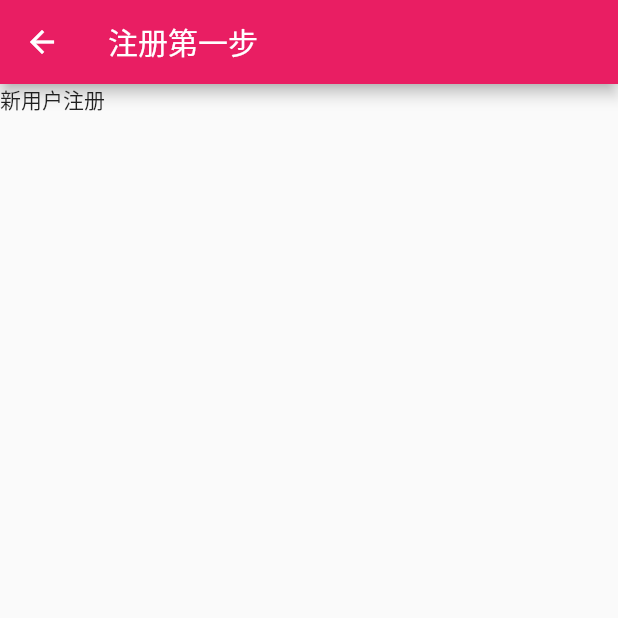
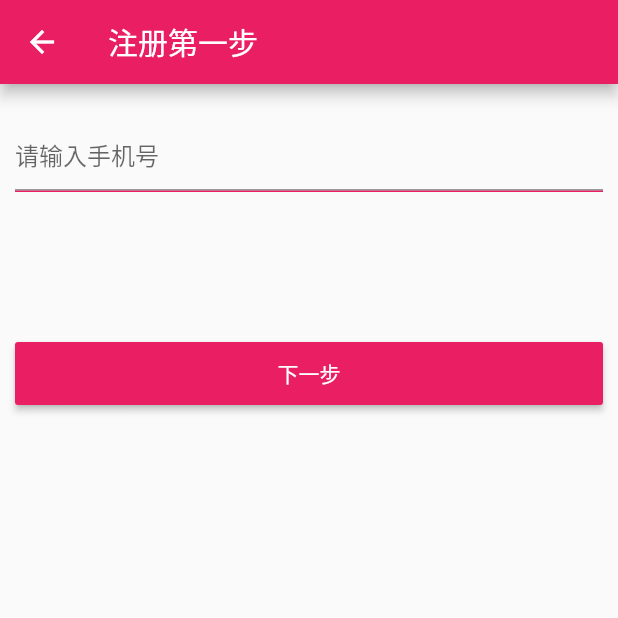
Before and after one commit to dezhizhang/flutter, a Flutter app: the RegisterOne screen opened directly, on a phone screen of 412 x 824 dp, the top half of it. Run offline on Flutter 3.47's test engine with Material 2 defaults, Android fonts, the phone set to English and light mode, and no system bars; our stand-ins replace chewie, date_format, device_info, dio, flutter_screenutil, flutter_swiper and 3 more; missing offline and left inert: flutter_cupertino_date_picker, flutter_inappbrowser, sy_flutter_alipay; accounts and stored records are empty.

Commit message:
第一步完成

```diff
--- a/app/lib/pages/RegisterOne.dart
+++ b/app/lib/pages/RegisterOne.dart
@@ -1,4 +1,7 @@
+import 'dart:io';
+
 import 'package:flutter/material.dart';
+import '../utils/ScreenAdaper.dart';
 
 class RegisterOne extends StatefulWidget {
   RegisterOne({Key key}) : super(key: key);
@@ -13,7 +16,44 @@ class _RegisterOneState extends State<RegisterOne> {
       appBar: AppBar(
         title: Text('注册第一步'),
       ),
-      body: Text('新用户注册'),
+      body: Container(
+        padding: EdgeInsets.only(left: 10,right: 10,top: 30),
+        child: ListView(
+          children: <Widget>[
+            Container(
+              width: double.infinity,
+              height: ScreenAdaper.height(68),
+              decoration: BoxDecoration(
+                border: Border(
+                  bottom: BorderSide(
+                    width: 1,
+                    color: Colors.pink
+                  )
+                )
+              ),
+              child: TextField(
+                decoration: InputDecoration(
+                  hintText: '请输入手机号'
+                ),
+              ),
+            ),
+            SizedBox(height: 100),
+            Container(
+              width: double.infinity,
+              height: ScreenAdaper.height(68),
+              child: RaisedButton(
+                child: Text('下一步'),
+                color: Colors.pink,
+                textColor: Colors.white,
+                onPressed: () {
+                  Navigator.of(context).pushNamed('/registertwo');
+                },
+              ),
+            )
+
+          ],
+        ),
+      )
     );
   }
 }
```
